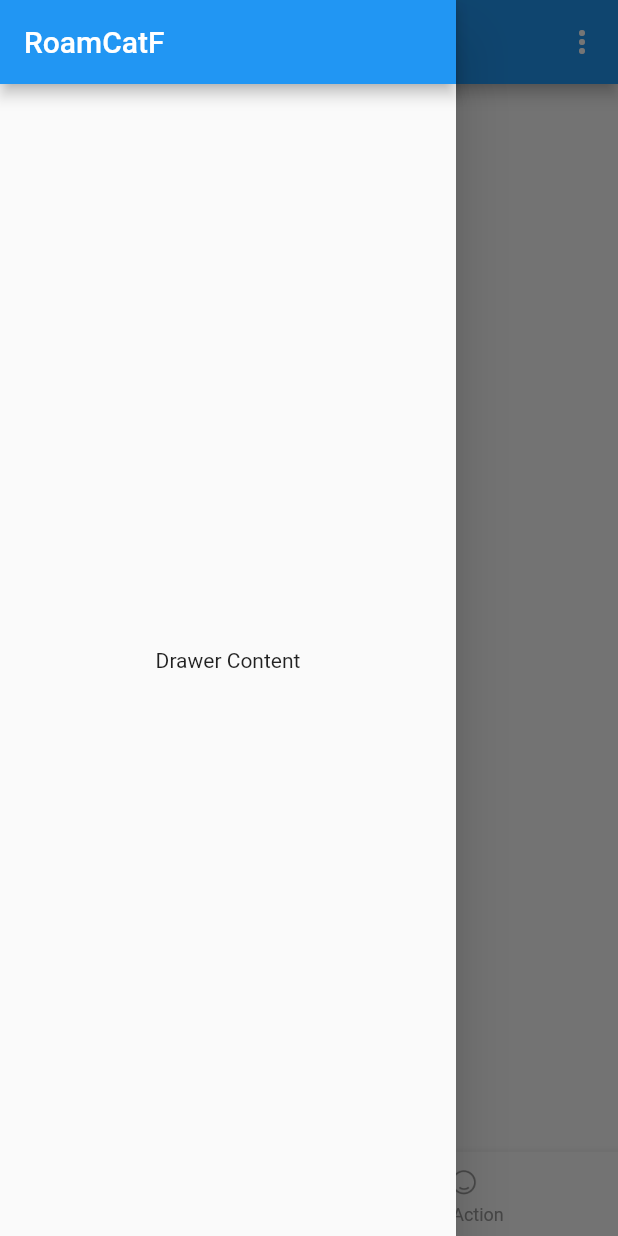
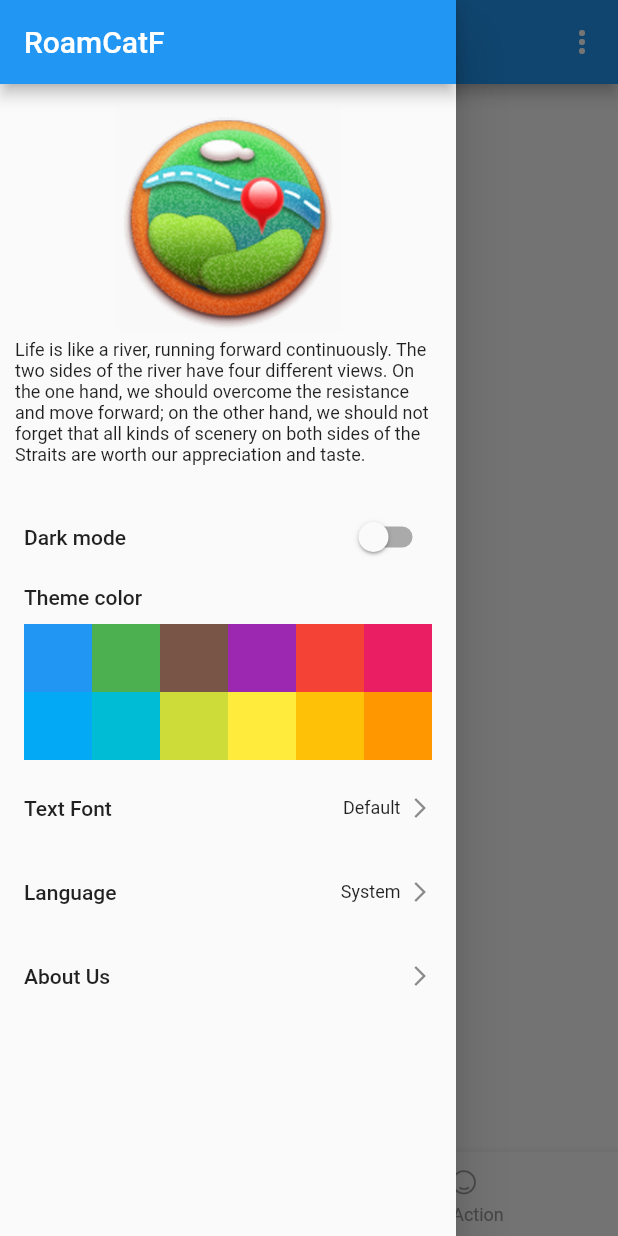
Before and after one commit to guangGG/RoamCatFlutter, a Flutter app: the screen it shows after launch, with the side drawer open, on a phone screen of 412 x 824 dp. Run offline on Flutter 3.47's test engine with Material 2 defaults, Android fonts, the phone set to English and light mode, and no system bars; our stand-ins replace bloc, dio, flutter_bloc, fluttertoast, package_info, pull_to_refresh and 2 more; Roboto replaces fonts that are missing (system).

Commit message:
Drawer Widget

```diff
--- a/lib/data/helper/app_constants.dart
+++ b/lib/data/helper/app_constants.dart
@@ -5,17 +5,16 @@ class AppConstants {
   static const List<String> fontValueList = ['system', 'happyfont'];
   static const List<MaterialColor> colorValueList = [
     Colors.blue,
+    Colors.green,
+    Colors.brown,
     Colors.purple,
     Colors.red,
+    Colors.pink,
+    Colors.lightBlue,
+    Colors.cyan,
+    Colors.lime,
+    Colors.yellow,
+    Colors.amber,
     Colors.orange,
-    Colors.yellow,
-    Colors.green,
-    Colors.cyan,
-    Colors.amber,
-    Colors.brown,
-    Colors.lime,
-    Colors.pink,
-    Colors.teal,
-    Colors.grey,
   ];
 }
--- a/lib/data/helper/app_data_helper.dart
+++ b/lib/data/helper/app_data_helper.dart
@@ -1,3 +1,7 @@
+import 'package:flutter/material.dart';
+import 'package:roamcat_flutter/data/helper/app_constants.dart';
+import 'package:roamcat_flutter/generated/l10n.dart';
+
 class AppDataHelper {
   static int localeValueIndex = 0;
   static bool userDarkMode = false;
@@ -11,4 +15,22 @@ class AppDataHelper {
       return currentIndex + 1;
     }
   }
+
+  static String getFontName(BuildContext context, int fontIndex) {
+    if (fontIndex == 1) {
+      return S.of(context).fontHappy;
+    } else {
+      return S.of(context).fontDefault;
+    }
+  }
+
+  static String getLanguageName(BuildContext context, String locale) {
+    if (locale == AppConstants.localeValueList[1]) {
+      return S.of(context).languageZh;
+    } else if (locale == AppConstants.localeValueList[2]) {
+      return S.of(context).languageEn;
+    } else {
+      return S.of(context).languageNone;
+    }
+  }
 }
--- a/lib/l10n/intl_en.arb
+++ b/lib/l10n/intl_en.arb
@@ -9,5 +9,17 @@
   "urlEmptyTips": "Url cannot be empty",
   "openInBrowser": "Open In Browser",
   "reloadPage": "Reload Page",
-  "closePage": "Close Page"
+  "closePage": "Close Page",
+  "drawerMsg": "Life is like a river, running forward continuously. The two sides of the river have four different views. On the one hand, we should overcome the resistance and move forward; on the other hand, we should not forget that all kinds of scenery on both sides of the Straits are worth our appreciation and taste.",
+  "aboutUs": "About Us",
+  "blackTheme": "Dark mode",
+  "switchThemeColor": "Theme color",
+  "switchFont": "Text Font",
+  "fontDefault": "Default",
+  "fontHappy": "Happy",
+  "switchLanguage": "Language",
+  "languageNone": "System",
+  "languageZh": "简体中文",
+  "languageEn": "English",
+  "exitApp": "Exit App"
 }
--- a/lib/view/page/main_tab_page.dart
+++ b/lib/view/page/main_tab_page.dart
@@ -1,4 +1,5 @@
 import 'package:flutter/material.dart';
+import 'package:flutter/services.dart';
 import 'package:flutter_bloc/flutter_bloc.dart';
 import 'package:fluttertoast/fluttertoast.dart';
 import 'package:roamcat_flutter/data/bloc/locale_bloc.dart';
@@ -53,45 +54,12 @@ class _MainTabPageState extends State<MainTabPage> {
             itemBuilder: (BuildContext context) {
               List<PopupMenuEntry<int>> list = [];
               list.add(
-                  PopupMenuItem(value: 1, child: Text("View the source code")));
-              list.add(PopupMenuItem(value: 2, child: Text("Switch DarkMode")));
-              list.add(
-                  PopupMenuItem(value: 3, child: Text("Switch ThemeColor")));
-              list.add(PopupMenuItem(value: 4, child: Text("Switch Font")));
-              list.add(PopupMenuItem(value: 5, child: Text("Switch Locale")));
-              list.add(PopupMenuItem(value: 6, child: Text("Reset Theme")));
+                  PopupMenuItem(value: 1, child: Text(S.of(context).exitApp)));
               return list;
             },
             onSelected: (tag) async {
               if (tag == 1) {
-                //内置WebView打开url
-                Navigator.of(context).pushNamed(
-                  RouteName.webPage,
-                  arguments: {
-                    'url': 'https://github.com/guangGG/RoamCatFlutter'
-                  },
-                );
-              } else if (tag == 2) {
-                _themeBloc?.add(DarkModeThemeEvent(
-                    userDarkMode: !AppDataHelper.userDarkMode));
-              } else if (tag == 3) {
-                _themeBloc?.add(ColorThemeEvent(
-                    themeColorIndex: AppDataHelper.nextIndex(
-                        AppConstants.colorValueList,
-                        AppDataHelper.themeColorIndex)));
-              } else if (tag == 4) {
-                _themeBloc?.add(FontThemeEvent(
-                    fontIndex: AppDataHelper.nextIndex(
-                        AppConstants.fontValueList, AppDataHelper.fontIndex)));
-              } else if (tag == 5) {
-                _localeBloc?.add(DefaultLocaleEvent(
-                    localeValueIndex: AppDataHelper.nextIndex(
-                        AppConstants.localeValueList,
-                        AppDataHelper.localeValueIndex)));
-              } else if (tag == 6) {
-                _themeBloc?.add(DefaultThemeEvent(
-                    userDarkMode: false, themeColorIndex: 0, fontIndex: 0));
-                _localeBloc?.add(DefaultLocaleEvent(localeValueIndex: 0));
+                SystemNavigator.pop(animated: true);
               }
             },
           )
@@ -105,7 +73,15 @@ class _MainTabPageState extends State<MainTabPage> {
             automaticallyImplyLeading: false,
             title: Text(S.of(context).appName),
           ),
-          body: Center(child: Text("Drawer Content")),
+          body: BlocBuilder<ThemeBloc, ThemeState>(
+            builder: (context, themeState) {
+              return BlocBuilder<LocaleBloc, LocaleState>(
+                builder: (context, localeState) {
+                  return _buildDrawerContent(context, themeState, localeState);
+                },
+              );
+            },
+          ),
         ),
       ),
       drawerEdgeDragWidth: 0,
@@ -188,4 +164,131 @@ class _MainTabPageState extends State<MainTabPage> {
       color: color,
     );
   }
+
+  Widget _buildDrawerContent(
+      BuildContext context, ThemeState themeState, LocaleState localeState) {
+    return buildNoRippleScrollWidget(ListView(
+      children: <Widget>[
+        Container(height: 15),
+        Image.asset(
+          "assets/images/icon_logo.png",
+          width: 150,
+          height: 150,
+        ),
+        Container(
+          margin: EdgeInsets.only(left: 10, right: 10, top: 5, bottom: 20),
+          child: Center(
+            child: Text(
+              S.of(context).drawerMsg,
+              style: TextStyle(fontSize: 12),
+            ),
+          ),
+        ),
+        ListTile(
+          title: Text(S.of(context).blackTheme),
+          trailing: Switch(
+            activeColor: Theme.of(context).accentColor,
+            value: themeState.userDarkMode,
+            onChanged: (b) {
+              _themeBloc?.add(DarkModeThemeEvent(userDarkMode: b));
+            },
+          ),
+        ),
+        ListTile(
+          title: Text(S.of(context).switchThemeColor),
+          subtitle: Container(
+            margin: EdgeInsets.only(top: 10),
+            child: GridView.builder(
+              shrinkWrap: true,
+              gridDelegate:
+                  SliverGridDelegateWithFixedCrossAxisCount(crossAxisCount: 6),
+              itemCount: AppConstants.colorValueList.length,
+              itemBuilder: (context, index) {
+                return GestureDetector(
+                  child: Container(color: AppConstants.colorValueList[index]),
+                  onTap: () {
+                    _themeBloc?.add(ColorThemeEvent(themeColorIndex: index));
+                  },
+                );
+              },
+            ),
+          ),
+        ),
+        ListTile(
+          title: Text(S.of(context).switchFont),
+          trailing: Row(
+            mainAxisSize: MainAxisSize.min,
+            children: <Widget>[
+              Text(AppDataHelper.getFontName(context, themeState.fontIndex),
+                  style: TextStyle(fontSize: 12)),
+              Container(width: 5),
+              Icon(Icons.arrow_forward_ios, size: 16),
+            ],
+          ),
+          onTap: () {
+            _themeBloc?.add(FontThemeEvent(
+                fontIndex: AppDataHelper.nextIndex(
+                    AppConstants.fontValueList, AppDataHelper.fontIndex)));
+          },
+        ),
+        ListTile(
+          title: Text(S.of(context).switchLanguage),
+          trailing: Row(
+            mainAxisSize: MainAxisSize.min,
+            children: <Widget>[
+              Text(
+                  AppDataHelper.getLanguageName(
+                      context, localeState.localeValue),
+                  style: TextStyle(fontSize: 12)),
+              Container(width: 5),
+              Icon(Icons.arrow_forward_ios, size: 16),
+            ],
+          ),
+          onTap: () async {
+            showDialog(
+              context: context,
+              builder: (BuildContext context) {
+                return new SimpleDialog(
+                  title: new Text(S.of(context).switchLanguage),
+                  children: <Widget>[
+                    ListView.builder(
+                      shrinkWrap: true,
+                      itemCount: AppConstants.localeValueList.length,
+                      itemBuilder: (context, index) {
+                        return ListTile(
+                          title: Text(AppDataHelper.getLanguageName(
+                              context, AppConstants.localeValueList[index])),
+                          trailing: (localeState.localeValue ==
+                                  AppConstants.localeValueList[index])
+                              ? Icon(Icons.radio_button_checked)
+                              : Icon(Icons.radio_button_unchecked),
+                          onTap: () {
+                            Navigator.of(context).pop();
+                            _localeBloc?.add(
+                                DefaultLocaleEvent(localeValueIndex: index));
+                          },
+                        );
+                      },
+                    ),
+                  ],
+                );
+              },
+            );
+          },
+        ),
+        ListTile(
+          title: Text(S.of(context).aboutUs),
+          trailing: Icon(Icons.arrow_forward_ios, size: 16),
+          onTap: () {
+            //内置WebView打开url
+            Navigator.of(context).pushNamed(
+              RouteName.webPage,
+              arguments: {'url': 'https://github.com/guangGG/RoamCatFlutter'},
+            );
+          },
+        ),
+        Container(height: 15),
+      ],
+    ));
+  }
 }
```
Also changed, not shown: lib/l10n/intl_zh_CN.arb (+13 -1 lines), assets/images/icon_logo.png (added), lib/generated/intl/messages_en.dart, lib/generated/intl/messages_zh_CN.dart, lib/generated/l10n.dart.
